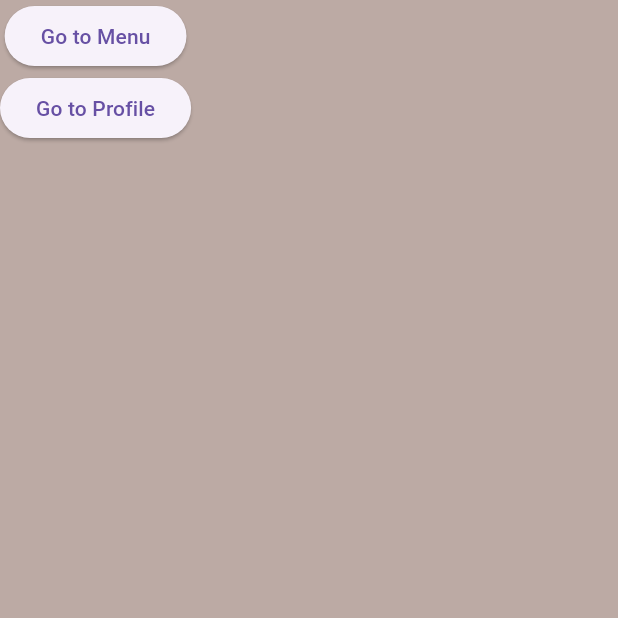
After one commit to CelerinaD/Front-App, a Flutter app: the screen it shows after launch, on a phone screen of 412 x 824 dp, the top half of it. The commit adds this screen. Run offline on Flutter 3.47's test engine with Material 3 defaults, Android fonts, the phone set to English and light mode, and no system bars.

Commit message:
dashboard and Menu

```diff
--- a/lib/main.dart
+++ b/lib/main.dart
@@ -1,6 +1,12 @@
 import 'package:flutter/material.dart';
 import 'package:mobile_appfront/home.dart';
+import 'package:mobile_appfront/pages/dashboard.dart';
+import 'package:mobile_appfront/pages/menu.dart';
 
 void main() => runApp(MaterialApp(
-  home: Home(),
+ routes: {
+   '/' : (context) => Dashboard(),
+   '/menu' : (context) => Menu(),
+   '/profile' : (context) => Home(),
+ },
 ));
--- /dev/null
+++ b/lib/pages/dashboard.dart
@@ -0,0 +1,43 @@
+import 'package:flutter/material.dart';
+
+class Dashboard extends StatefulWidget {
+  const Dashboard({super.key});
+
+  @override
+  State<Dashboard> createState() => _DashboardState();
+}
+
+class _DashboardState extends State<Dashboard> {
+  @override
+  Widget build(BuildContext context) {
+    return Scaffold(
+      backgroundColor: Colors.brown[200],
+      body: Container(
+        child: SafeArea(
+          child: Column(
+            children: [
+              ElevatedButton(
+                onPressed: (){
+                  Navigator.pushNamed(context, '/menu');
+                },
+                  child: Text('Go to Menu'),
+
+              ),
+
+              ElevatedButton(
+                onPressed: (){
+                  Navigator.pushNamed(context, '/profile');
+                },
+                child: Text('Go to Profile'),
+
+              ),
+            ],
+          ),
+
+
+
+      ),
+      ),
+    );
+  }
+}
--- /dev/null
+++ b/lib/pages/menu.dart
@@ -0,0 +1,22 @@
+import 'package:flutter/material.dart';
+
+class Menu extends StatefulWidget {
+  const Menu({super.key});
+
+  @override
+  State<Menu> createState() => _MenuState();
+}
+
+class _MenuState extends State<Menu> {
+  @override
+   Widget build(BuildContext context) {
+    return Scaffold(
+      backgroundColor: Colors.white,
+      appBar: AppBar(
+        title: Text('Menu'),
+        backgroundColor: Colors.brown[200],
+      ),
+      body: Text('This is the menu!'),
+    );
+  }
+}
```
